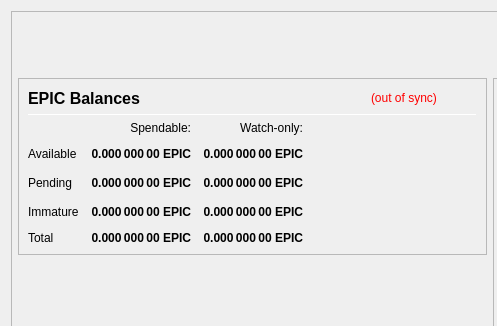
This is src/qt/forms/overviewpage.ui in louis-lee/elunium as Qt 5 draws it before an edit; both pictures show x 0 to 497 and y 0 to 326 of the 978 by 841 pixel window. The edited form follows.
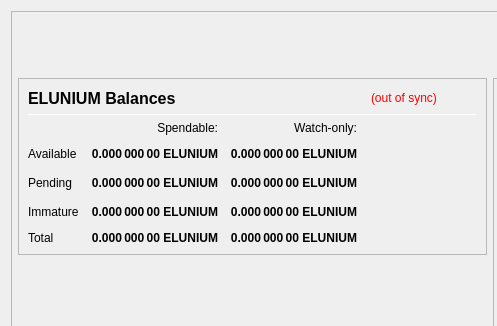
This is the edited form.

What changed in the file:
```diff
--- a/src/qt/forms/overviewpage.ui
+++ b/src/qt/forms/overviewpage.ui
@@ -193,7 +193,7 @@
                        </font>
                       </property>
                       <property name="text">
-                       <string>EPIC Balances</string>
+                       <string>ELUNIUM Balances</string>
                       </property>
                      </widget>
                     </item>
@@ -270,7 +270,7 @@
                        <string>Unconfirmed transactions to watch-only addresses</string>
                       </property>
                       <property name="text">
-                       <string notr="true">0.000 000 00 EPIC</string>
+                       <string notr="true">0.000 000 00 ELUNIUM</string>
                       </property>
                       <property name="alignment">
                        <set>Qt::AlignRight|Qt::AlignTrailing|Qt::AlignVCenter</set>
@@ -295,7 +295,7 @@
                        <string>Total of transactions that have yet to be confirmed, and do not yet count toward the spendable balance</string>
                       </property>
                       <property name="text">
-                       <string notr="true">0.000 000 00 EPIC</string>
+                       <string notr="true">0.000 000 00 ELUNIUM</string>
                       </property>
                       <property name="alignment">
                        <set>Qt::AlignRight|Qt::AlignTrailing|Qt::AlignVCenter</set>
@@ -320,7 +320,7 @@
                        <string>Staked or masternode rewards in watch-only addresses that has not yet matured</string>
                       </property>
                       <property name="text">
-                       <string notr="true">0.000 000 00 EPIC</string>
+                       <string notr="true">0.000 000 00 ELUNIUM</string>
                       </property>
                       <property name="alignment">
                        <set>Qt::AlignRight|Qt::AlignTrailing|Qt::AlignVCenter</set>
@@ -355,7 +355,7 @@
                        <string>Staked or masternode rewards that has not yet matured</string>
                       </property>
                       <property name="text">
-                       <string notr="true">0.000 000 00 EPIC</string>
+                       <string notr="true">0.000 000 00 ELUNIUM</string>
                       </property>
                       <property name="alignment">
                        <set>Qt::AlignRight|Qt::AlignTrailing|Qt::AlignVCenter</set>
@@ -403,7 +403,7 @@
                        <string>Your current total balance</string>
                       </property>
                       <property name="text">
-                       <string notr="true">0.000 000 00 EPIC</string>
+                       <string notr="true">0.000 000 00 ELUNIUM</string>
                       </property>
                       <property name="alignment">
                        <set>Qt::AlignRight|Qt::AlignTrailing|Qt::AlignVCenter</set>
@@ -428,7 +428,7 @@
                        <string>Current total balance in watch-only addresses</string>
                       </property>
                       <property name="text">
-                       <string notr="true">0.000 000 00 EPIC</string>
+                       <string notr="true">0.000 000 00 ELUNIUM</string>
                       </property>
                       <property name="alignment">
                        <set>Qt::AlignRight|Qt::AlignTrailing|Qt::AlignVCenter</set>
@@ -473,7 +473,7 @@
                        <string>Your current spendable balance</string>
                       </property>
                       <property name="text">
-                       <string notr="true">0.000 000 00 EPIC</string>
+                       <string notr="true">0.000 000 00 ELUNIUM</string>
                       </property>
                       <property name="alignment">
                        <set>Qt::AlignRight|Qt::AlignTrailing|Qt::AlignVCenter</set>
@@ -498,7 +498,7 @@
                        <string>Your current balance in watch-only addresses</string>
                       </property>
                       <property name="text">
-                       <string notr="true">0.000 000 00 EPIC</string>
+                       <string notr="true">0.000 000 00 ELUNIUM</string>
                       </property>
                       <property name="alignment">
                        <set>Qt::AlignRight|Qt::AlignTrailing|Qt::AlignVCenter</set>
```
Left out of the diff: 4 changed lines with no effect on the pictures.
